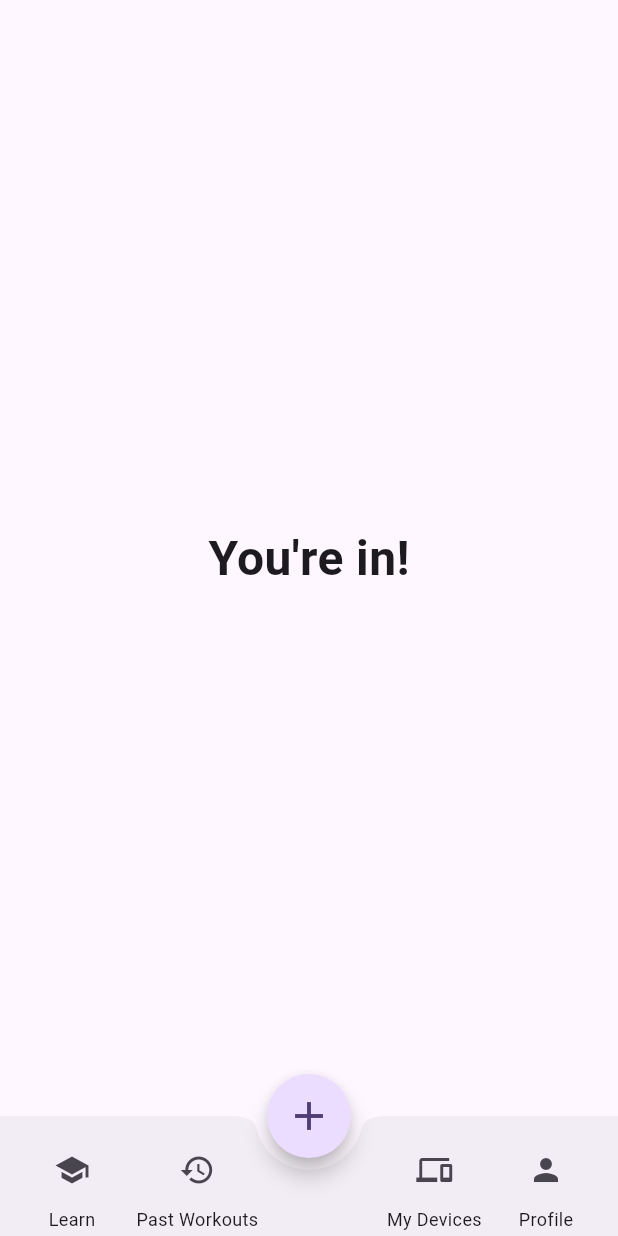
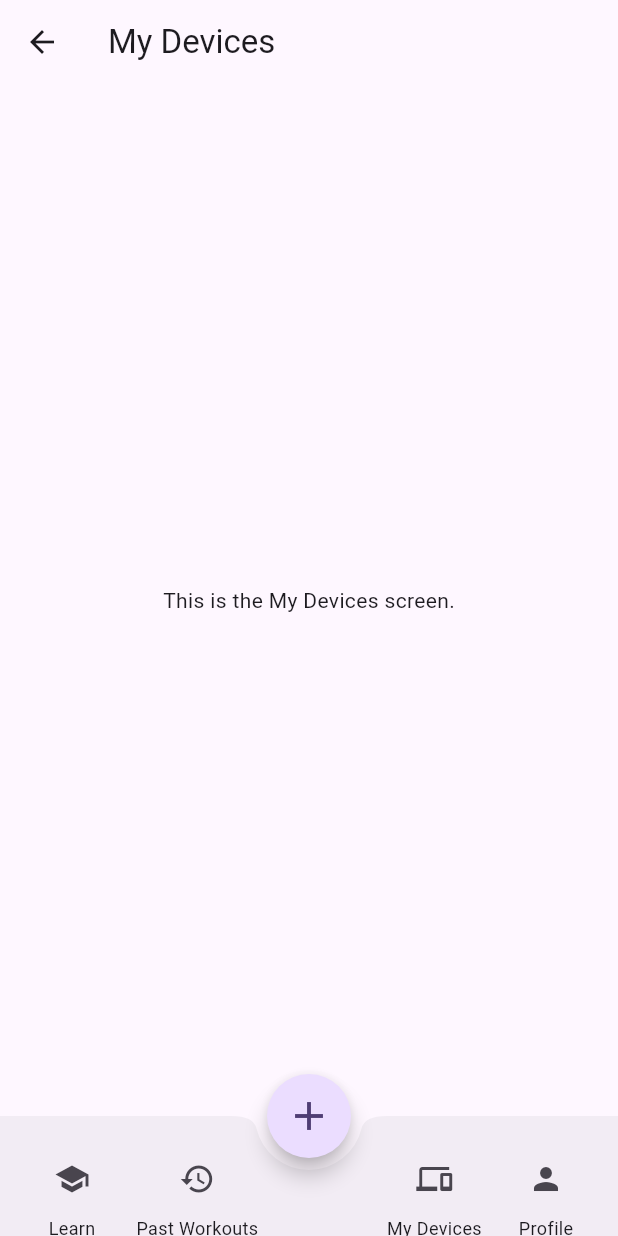
Before and after one commit to AidanRothstein/kineura_app, a Flutter app: the DashboardScreen screen opened directly, after a tap on the "devices" icon, on a phone screen of 412 x 824 dp. Run offline on Flutter 3.47's test engine with Material 3 defaults, Android fonts, the phone set to English and light mode, and no system bars; missing offline and left inert: amplify_auth_cognito, amplify_flutter.

Commit message:
devices screen

```diff
--- a/lib/screens/dashboard_screen.dart
+++ b/lib/screens/dashboard_screen.dart
@@ -1,4 +1,5 @@
 import 'package:flutter/material.dart';
+import 'my_devices_screen.dart'; // Make sure this file exists and is correctly named
 
 class DashboardScreen extends StatelessWidget {
   const DashboardScreen({super.key});
@@ -23,11 +24,28 @@ class DashboardScreen extends StatelessWidget {
           child: Row(
             mainAxisAlignment: MainAxisAlignment.spaceBetween,
             children: [
-              _navButton(icon: Icons.school, label: 'Learn'),
-              _navButton(icon: Icons.history, label: 'Past Workouts'),
+              _navButton(icon: Icons.school, label: 'Learn', onTap: () {
+                // TODO
+              }),
+              _navButton(icon: Icons.history, label: 'Past Workouts', onTap: () {
+                // TODO
+              }),
               const SizedBox(width: 48), // space for the FAB
-              _navButton(icon: Icons.devices, label: 'My Devices'),
-              _navButton(icon: Icons.person, label: 'Profile'),
+              _navButton(
+                icon: Icons.devices,
+                label: 'My Devices',
+                onTap: () {
+                  Navigator.push(
+                    context,
+                    MaterialPageRoute(
+                      builder: (context) => const MyDevicesScreen(),
+                    ),
+                  );
+                },
+              ),
+              _navButton(icon: Icons.person, label: 'Profile', onTap: () {
+                // TODO
+              }),
             ],
           ),
         ),
@@ -46,15 +64,17 @@ class DashboardScreen extends StatelessWidget {
     );
   }
 
-  Widget _navButton({required IconData icon, required String label}) {
+  static Widget _navButton({
+    required IconData icon,
+    required String label,
+    required VoidCallback onTap,
+  }) {
     return Column(
       mainAxisSize: MainAxisSize.min,
       children: [
         IconButton(
           icon: Icon(icon),
-          onPressed: () {
-            // TODO: Navigate to respective screen
-          },
+          onPressed: onTap,
         ),
         Text(
           label,
--- /dev/null
+++ b/lib/screens/my_devices_screen.dart
@@ -0,0 +1,101 @@
+import 'package:flutter/material.dart';
+
+class MyDevicesScreen extends StatefulWidget {
+  const MyDevicesScreen({super.key});
+
+  @override
+  State<MyDevicesScreen> createState() => _MyDevicesScreenState();
+}
+
+class _MyDevicesScreenState extends State<MyDevicesScreen> {
+  bool showStartWorkoutLabel = false;
+
+  void _toggleWorkoutLabel() {
+    setState(() {
+      showStartWorkoutLabel = !showStartWorkoutLabel;
+    });
+  }
+
+  void _navigateToStartWorkout() {
+    setState(() {
+      showStartWorkoutLabel = false;
+    });
+    // TODO: Navigate to Start Workout screen
+  }
+
+  @override
+  Widget build(BuildContext context) {
+    return GestureDetector(
+      onTap: () {
+        if (showStartWorkoutLabel) {
+          setState(() {
+            showStartWorkoutLabel = false;
+          });
+        }
+      },
+      child: Scaffold(
+        appBar: AppBar(title: const Text('My Devices')),
+        body: const Center(
+          child: Text('This is the My Devices screen.'),
+        ),
+        bottomNavigationBar: BottomAppBar(
+          shape: const CircularNotchedRectangle(),
+          notchMargin: 8,
+          child: SafeArea( // ✅ FIX applied here
+            child: Padding(
+              padding: const EdgeInsets.symmetric(horizontal: 8.0, vertical: 6.0),
+              child: Row(
+                mainAxisAlignment: MainAxisAlignment.spaceBetween,
+                children: [
+                  _navButton(icon: Icons.school, label: 'Learn'),
+                  _navButton(icon: Icons.history, label: 'Past Workouts'),
+                  const SizedBox(width: 48), // space for FAB
+                  _navButton(icon: Icons.devices, label: 'My Devices'),
+                  _navButton(icon: Icons.person, label: 'Profile'),
+                ],
+              ),
+            ),
+          ),
+        ),
+        floatingActionButton: Stack(
+          alignment: Alignment.bottomCenter,
+          children: [
+            if (showStartWorkoutLabel)
+              Positioned(
+                bottom: 70,
+                child: ElevatedButton(
+                  onPressed: _navigateToStartWorkout,
+                  style: ElevatedButton.styleFrom(
+                    shape: const StadiumBorder(),
+                    padding: const EdgeInsets.symmetric(horizontal: 20, vertical: 12),
+                  ),
+                  child: const Text("Start Workout"),
+                ),
+              ),
+            FloatingActionButton(
+              onPressed: _toggleWorkoutLabel,
+              shape: const CircleBorder(),
+              child: const Icon(Icons.add, size: 32),
+            ),
+          ],
+        ),
+        floatingActionButtonLocation: FloatingActionButtonLocation.centerDocked,
+      ),
+    );
+  }
+
+  Widget _navButton({required IconData icon, required String label}) {
+    return Column(
+      mainAxisSize: MainAxisSize.min,
+      children: [
+        IconButton(
+          icon: Icon(icon),
+          onPressed: () {
+            // TODO: Add navigation logic
+          },
+        ),
+        Text(label, style: const TextStyle(fontSize: 12)),
+      ],
+    );
+  }
+}
```
